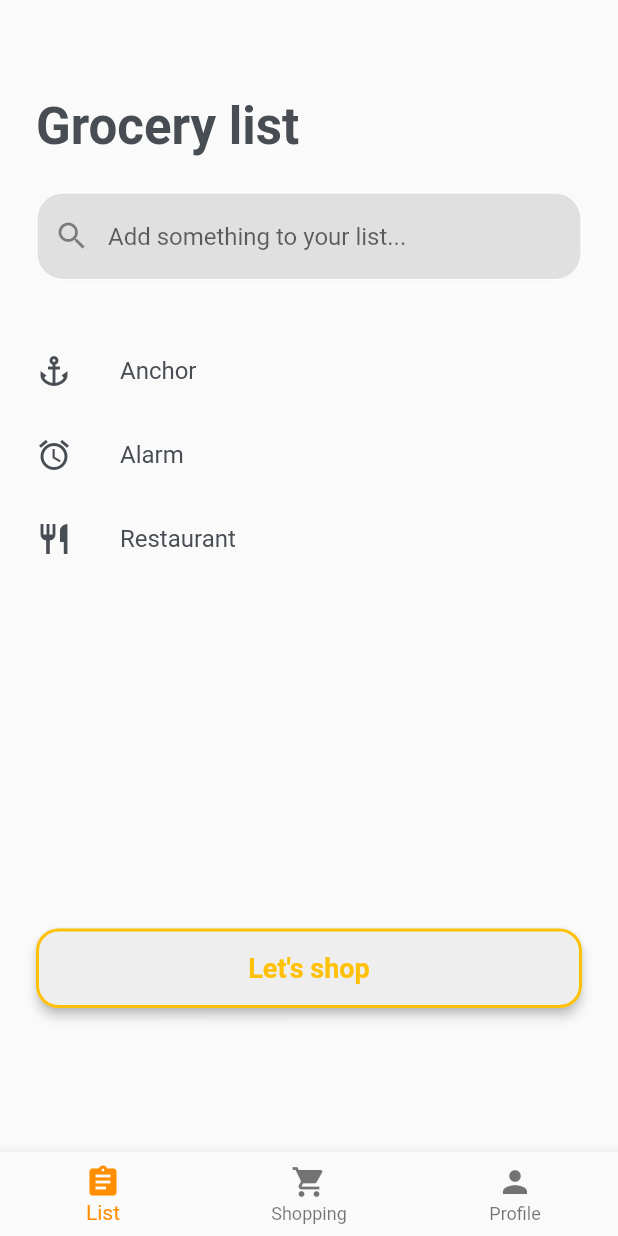
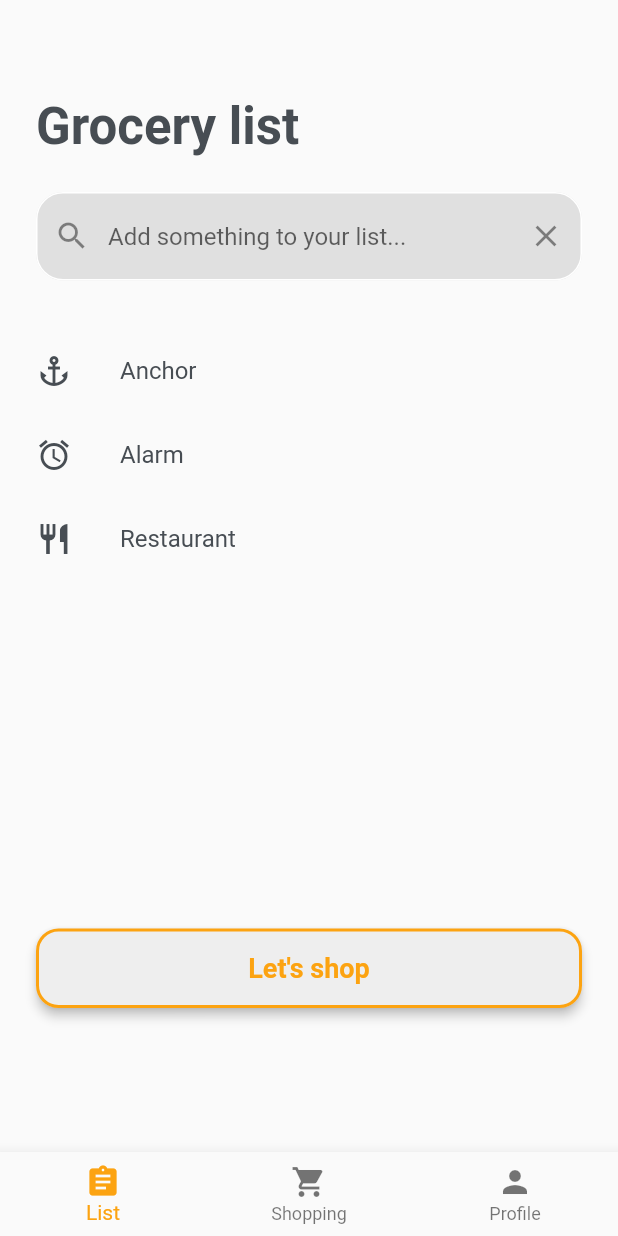
Before and after one commit to tmartin1703/shopping_map, a Flutter app: the screen it shows after launch, on a phone screen of 412 x 824 dp. Run offline on Flutter 3.47's test engine with Material 2 defaults, Android fonts, the phone set to English and light mode, and no system bars.

Commit message:
add theme colors

```diff
--- a/lib/main.dart
+++ b/lib/main.dart
@@ -12,9 +12,14 @@ class MyApp extends StatelessWidget {
 
   @override
   Widget build(BuildContext context) {
-    return const MaterialApp(
+    return MaterialApp(
+      theme: ThemeData(
+        colorScheme: ColorScheme.fromSwatch().copyWith(
+          primary: const Color(0xFFFCA311),
+        )
+      ),
       debugShowCheckedModeBanner: false,
-      home: MyNavigationBar(),
+      home: const MyNavigationBar(),
     );
   }
 }
@@ -67,7 +72,6 @@ class _MyNavigationBarState extends State<MyNavigationBar> {
             ),
           ],
           showUnselectedLabels: true,
-          selectedItemColor: Colors.amber[800],
           currentIndex: _selectedIndex,
           onTap: _changeScreen,
         ),
--- a/lib/screens/main_screen.dart
+++ b/lib/screens/main_screen.dart
@@ -11,6 +11,8 @@ class MainScreen extends StatefulWidget {
 }
 
 class _MainScreenState extends State<MainScreen> {
+  final searchFieldText = TextEditingController();
+
   @override
   Widget build(BuildContext context) {
     return SingleChildScrollView(
@@ -36,6 +38,7 @@ class _MainScreenState extends State<MainScreen> {
           Padding(
             padding: const EdgeInsets.all(24.0),
             child: TextField(
+              controller: searchFieldText,
               decoration: InputDecoration(
                   border: OutlineInputBorder(
                     borderRadius: BorderRadius.circular(18.0),
@@ -51,9 +54,11 @@ class _MainScreenState extends State<MainScreen> {
                   ),
                   hintText: 'Add something to your list...',
                   prefixIcon: const Icon(Icons.search),
+                  suffixIcon: GestureDetector(
+                      onTap: () => searchFieldText.clear(),
+                      child: const Icon(Icons.clear)),
                   filled: true,
                   fillColor: Colors.grey[300]),
-              cursorColor: Colors.amber,
             ),
           ),
           ListView(
--- a/lib/widgets/lets_shop_button.dart
+++ b/lib/widgets/lets_shop_button.dart
@@ -20,11 +20,10 @@ class _LetsShopButtonState extends State<LetsShopButton> {
         child: OutlinedButton(
             style: OutlinedButton.styleFrom(
               elevation: 3,
-              foregroundColor: Colors.amber,
               backgroundColor: Colors.grey[200],
               side: const BorderSide(
                 width: 2.0,
-                color: Colors.amber,
+                color: Color(0xFFFCA311),
               ),
               shape: RoundedRectangleBorder(
                 borderRadius: BorderRadius.circular(15.0),
```
